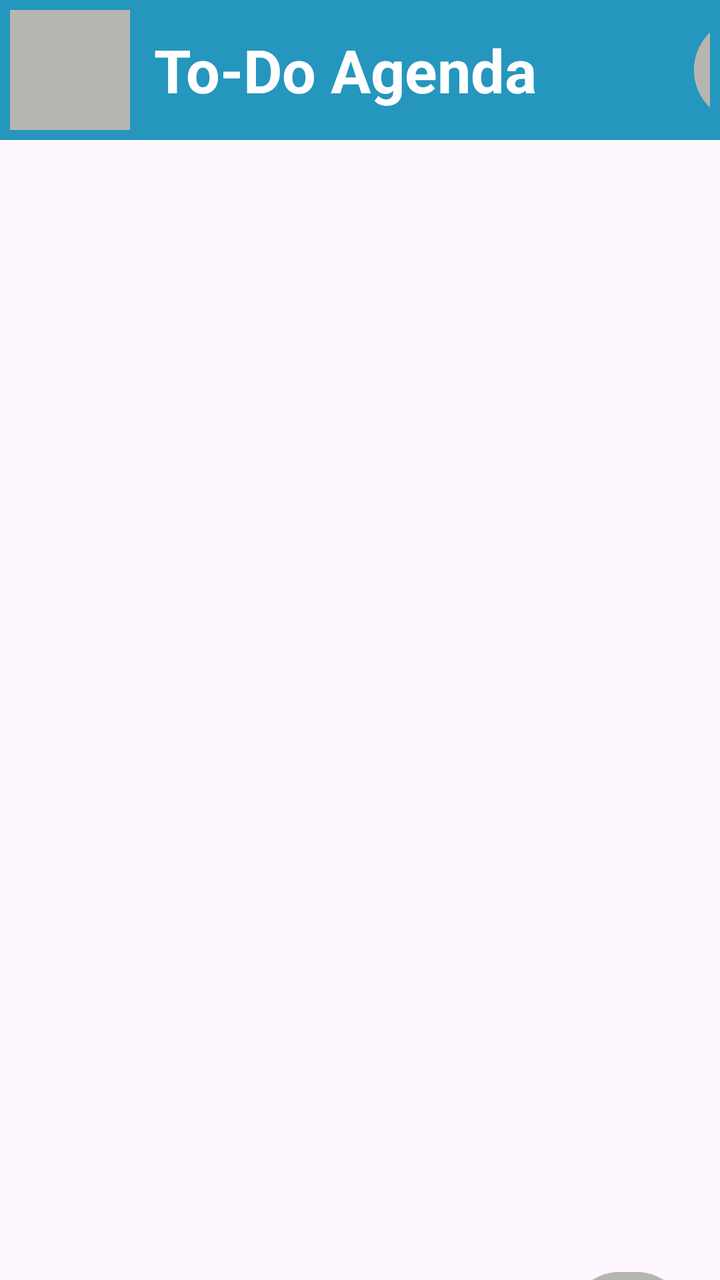
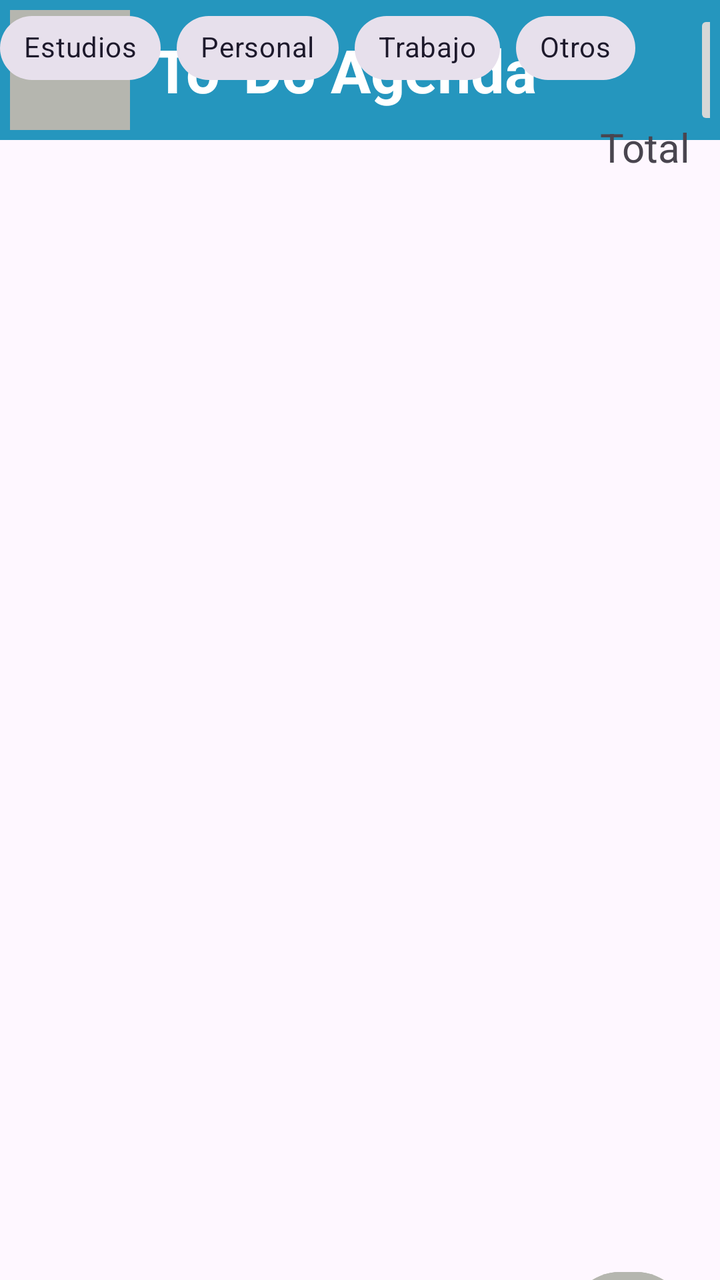

Screens rendered from an Android XML layout before and after an edit, with the pre-edit source and the edit as a unified diff.
<!-- AndroidManifest.xml: application theme Theme.ToDoAgenda -->
<!-- res/layout/activity_main.xml -->
<?xml version="1.0" encoding="utf-8"?>
<androidx.constraintlayout.widget.ConstraintLayout xmlns:android="http://schemas.android.com/apk/res/android"
    xmlns:app="http://schemas.android.com/apk/res-auto"
    xmlns:tools="http://schemas.android.com/tools"
    android:id="@+id/main"
    android:layout_width="match_parent"
    android:layout_height="match_parent"
    android:orientation="vertical"
    tools:context=".MainActivity">

    <LinearLayout
        android:id="@+id/lyt_encabezado"
        android:layout_width="0dp"
        android:layout_height="70dp"
        android:gravity="top"
        android:background="@color/dark_blue"
        android:padding="5dp"
        android:orientation="horizontal"
        app:layout_constraintTop_toTopOf="parent"
        app:layout_constraintStart_toStartOf="parent"
        app:layout_constraintEnd_toEndOf="parent" >

        <ImageView
            android:id="@+id/imgv_logo"
            android:layout_width="60dp"
            android:layout_height="60dp"
            android:layout_marginRight="12dp"
            android:background="@color/light_grey"/>

        <TextView
            android:id="@+id/txt_AppName"
            android:layout_width="270dp"
            android:layout_height="wrap_content"
            android:layout_gravity="center"
            android:text="To-Do Agenda"
            android:textColor="@color/white"
            android:textSize="30sp"
            android:textStyle="bold">
        </TextView>

        <Button
            android:id="@+id/btn_menu"
            android:layout_width="60dp"
            android:layout_height="60dp"
            android:backgroundTint="@color/light_grey"
            app:cornerRadius="50dp"/>

    </LinearLayout>

    <Button
        android:id="@+id/btn_añadir"
        android:layout_width="60dp"
        android:layout_height="60dp"
        android:layout_marginTop="632dp"
        android:layout_marginEnd="16dp"
        android:backgroundTint="@color/light_grey"
        android:padding="0dp"
        android:text="+"
        android:textSize="30sp"
        android:textStyle="bold"
        app:cornerRadius="50dp"
        app:layout_constraintEnd_toEndOf="parent"
        app:layout_constraintTop_toTopOf="parent" />

    <ListView
        android:id="@+id/lstv_tareas"
        android:layout_width="match_parent"
        android:layout_height="match_parent"
        app:layout_constraintTop_toBottomOf="@id/lyt_encabezado"/>

</androidx.constraintlayout.widget.ConstraintLayout>
<!-- resources referenced by this layout -->
<resources>
  <color name="dark_blue">#2596be</color>
  <color name="light_grey">#B5B6AF</color>
  <color name="white">#FFFFFFFF</color>
  <style name="Theme.ToDoAgenda" parent="Base.Theme.ToDoAgenda" />
  <style name="Base.Theme.ToDoAgenda" parent="Theme.Material3.DayNight.NoActionBar">
          
          
      </style>
</resources>

<!-- the commit's change to res/layout/activity_main.xml (unified diff, before → after) -->
@@ -20,7 +20,7 @@
         app:layout_constraintStart_toStartOf="parent"
         app:layout_constraintEnd_toEndOf="parent" >
 
-        <ImageView
+        <ImageButton
             android:id="@+id/imgv_logo"
             android:layout_width="60dp"
             android:layout_height="60dp"
@@ -38,14 +38,78 @@
             android:textStyle="bold">
         </TextView>
 
-        <Button
+        <ImageButton
             android:id="@+id/btn_menu"
             android:layout_width="60dp"
             android:layout_height="60dp"
-            android:backgroundTint="@color/light_grey"
-            app:cornerRadius="50dp"/>
+            android:icon="@mipmap/ic_menu"
+            android:roundIcon="@mipmap/ic_menu_round" />
 
     </LinearLayout>
+
+    <com.google.android.material.chip.ChipGroup
+        android:id="@+id/chipGroupFiltros"
+        android:layout_width="match_parent"
+        android:layout_height="wrap_content"
+        android:paddingBottom="12dp"
+        app:layout_constraintEnd_toEndOf="parent"
+        app:layout_constraintStart_toBottomOf="parent"
+        tools:layout_editor_absoluteY="79dp">
+
+        <com.google.android.material.chip.Chip
+            android:id="@+id/chipEstudios"
+            style="@style/Widget.MaterialComponents.Chip.Choice"
+            android:layout_width="wrap_content"
+            android:layout_height="wrap_content"
+            android:checkable="true"
+            android:text="Estudios"
+            android:textColor="@color/chip_texto_selector"
+            app:chipBackgroundColor="@color/chip_selector"
+            app:chipIconTint="@color/light_blue" />
+
+        <com.google.android.material.chip.Chip
+            android:id="@+id/chipPersonal"
+            style="@style/Widget.MaterialComponents.Chip.Choice"
+            android:layout_width="wrap_content"
+            android:layout_height="wrap_content"
+            android:checkable="true"
+            android:text="Personal"
+            android:textColor="@color/chip_texto_selector"
+            app:chipBackgroundColor="@color/chip_selector"
+            app:chipIconTint="@color/light_blue" />
+
+        <com.google.android.material.chip.Chip
+            android:id="@+id/chipTrabajo"
+            style="@style/Widget.MaterialComponents.Chip.Choice"
+            android:layout_width="wrap_content"
+            android:layout_height="wrap_content"
+            android:checkable="true"
+            android:text="Trabajo"
+            android:textColor="@color/chip_texto_selector"
+            app:chipBackgroundColor="@color/chip_selector"
+            app:chipIconTint="@color/light_blue" />
+
+        <com.google.android.material.chip.Chip
+            android:id="@+id/chipOtros"
+            style="@style/Widget.MaterialComponents.Chip.Choice"
+            android:layout_width="wrap_content"
+            android:layout_height="wrap_content"
+            android:checkable="true"
+            android:text="Otros"
+            android:textColor="@color/chip_texto_selector"
+            app:chipBackgroundColor="@color/chip_selector"
+            app:chipIconTint="@color/light_blue" />
+
+    </com.google.android.material.chip.ChipGroup>
+
+    <TextView
+        android:id="@+id/txt_total"
+        android:layout_width="60dp"
+        android:layout_height="30dp"
+        android:text="Total"
+        android:textSize="20sp"
+        app:layout_constraintTop_toBottomOf="@id/chipGroupFiltros"
+        app:layout_constraintEnd_toEndOf="@id/chipGroupFiltros" />
 
     <Button
         android:id="@+id/btn_añadir"
@@ -66,6 +130,6 @@
         android:id="@+id/lstv_tareas"
         android:layout_width="match_parent"
         android:layout_height="match_parent"
-        app:layout_constraintTop_toBottomOf="@id/lyt_encabezado"/>
+        android:layout_marginTop="160dp"/>
 
 </androidx.constraintlayout.widget.ConstraintLayout>
<!-- resource entries referenced after the edit -->
@@ -1,9 +1,25 @@
 <!-- resources referenced by this layout -->
 <resources>
   <color name="dark_blue">#2596be</color>
+  <color name="light_blue">#79E6DF</color>
   <color name="light_grey">#B5B6AF</color>
   <color name="white">#FFFFFFFF</color>
+  <!-- mipmap ic_menu (mipmap-anydpi-v26) -->
+  <?xml version="1.0" encoding="utf-8"?>
+  <adaptive-icon xmlns:android="http://schemas.android.com/apk/res/android">
+      <background android:drawable="@drawable/ic_menu_background"/>
+      <foreground android:drawable="@mipmap/ic_menu_foreground"/>
+      <monochrome android:drawable="@mipmap/ic_menu_foreground"/>
+  </adaptive-icon>
+  <!-- mipmap ic_menu_round (mipmap-anydpi-v26) -->
+  <?xml version="1.0" encoding="utf-8"?>
+  <adaptive-icon xmlns:android="http://schemas.android.com/apk/res/android">
+      <background android:drawable="@drawable/ic_menu_background"/>
+      <foreground android:drawable="@mipmap/ic_menu_foreground"/>
+      <monochrome android:drawable="@mipmap/ic_menu_foreground"/>
+  </adaptive-icon>
   <style name="Theme.ToDoAgenda" parent="Base.Theme.ToDoAgenda" />
+  <!-- drawable ic_menu_background: vector/xml drawable (drawable, 4866 chars, omitted) -->
   <style name="Base.Theme.ToDoAgenda" parent="Theme.Material3.DayNight.NoActionBar">
           
           
